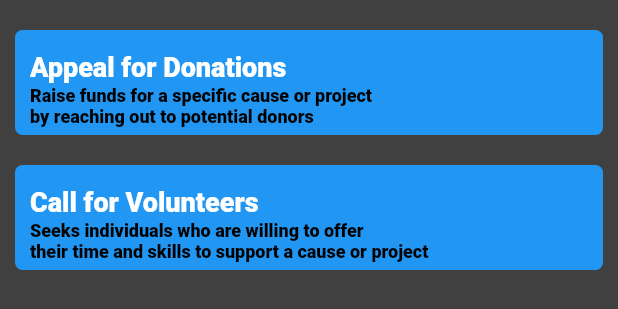
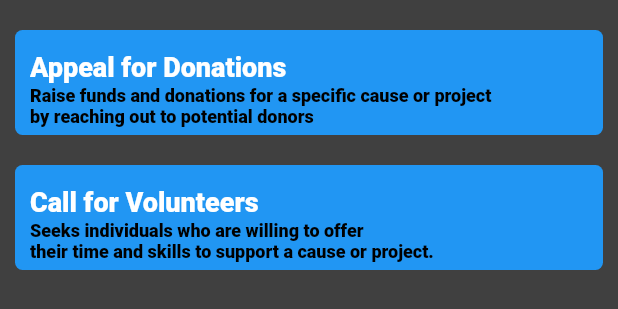
Before and after one commit to Ayush0316/ngo-app, a Flutter app: what post_ngo() shows on an empty page, opened directly, on a phone screen of 412 x 824 dp. Shown: the top 309 px of the screen. Run offline on Flutter 3.47's test engine with Material 2 defaults, Android fonts, the phone set to English and light mode, and no system bars; our stand-ins replace carousel_slider, cloud_firestore, firebase_auth, firebase_core, firebase_storage, flutter_form_builder and 5 more; missing offline and left inert: autocomplete_textfield, form_builder_phone_field, tflite_flutter; accounts and stored records are empty; network calls fail; Roboto replaces fonts that are missing (Roboto-Black).

Commit message:
post subtitle edited

```diff
--- a/ngo_app/lib/screens/home/Ngo/Posts/post.dart
+++ b/ngo_app/lib/screens/home/Ngo/Posts/post.dart
@@ -43,7 +43,7 @@ class _post_ngoState extends State<post_ngo> {
                     children: const <TextSpan>[
                       TextSpan(
                         text:
-                            "Raise funds for a specific cause or project\nby reaching out to potential donors",
+                            "Raise funds and donations for a specific cause or project\nby reaching out to potential donors",
                         style: TextStyle(
                             color: Colors.black,
                             height: 1.2,
@@ -90,7 +90,7 @@ class _post_ngoState extends State<post_ngo> {
                     children: const <TextSpan>[
                       TextSpan(
                         text:
-                            "Seeks individuals who are willing to offer\ntheir time and skills to support a cause or project",
+                            "Seeks individuals who are willing to offer\ntheir time and skills to support a cause or project.",
                         style: TextStyle(
                             color: Colors.black,
                             height: 1.2,
```
